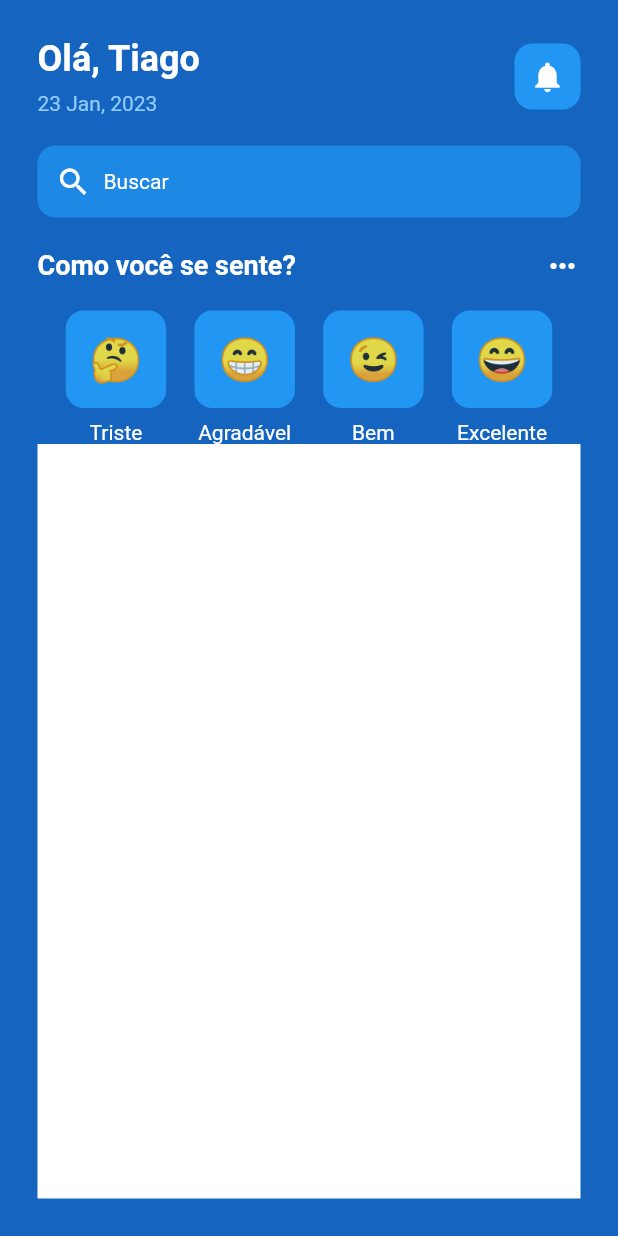
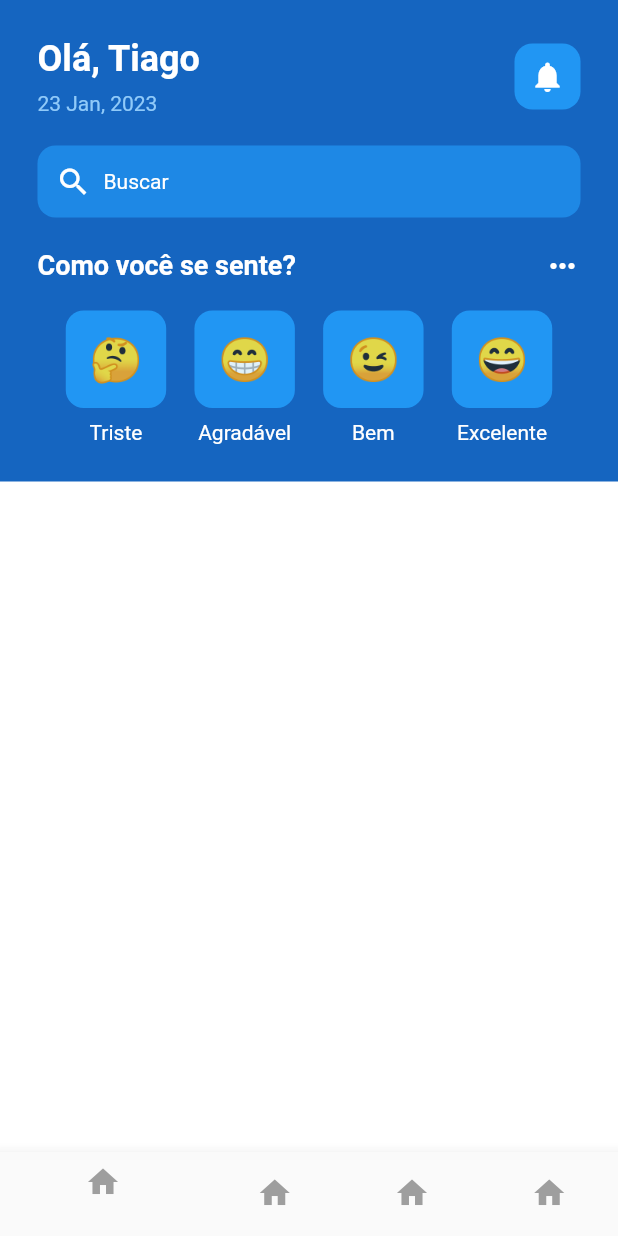
Before and after one commit to tiagoeborsanyi/mental_health_app, a Flutter app: the screen it shows after launch, on a phone screen of 412 x 824 dp. Run offline on Flutter 3.47's test engine with Material 2 defaults, Android fonts, the phone set to English and light mode, and no system bars.

Commit message:
refactor homepage

```diff
--- a/lib/pages/home_page.dart
+++ b/lib/pages/home_page.dart
@@ -13,12 +13,46 @@ class _HomePageState extends State<HomePage> {
   Widget build(BuildContext context) {
     return Scaffold(
       backgroundColor: Colors.blue.shade800,
+      bottomNavigationBar: BottomNavigationBar(
+        items: const [
+          BottomNavigationBarItem(
+            icon: Icon(
+              Icons.home,
+              color: Colors.grey,
+            ),
+            label: '',
+          ),
+          BottomNavigationBarItem(
+            icon: Icon(
+              Icons.home,
+              color: Colors.grey,
+            ),
+            label: '',
+          ),
+          BottomNavigationBarItem(
+            icon: Icon(
+              Icons.home,
+              color: Colors.grey,
+            ),
+            label: '',
+          ),
+          BottomNavigationBarItem(
+            icon: Icon(
+              Icons.home,
+              color: Colors.grey,
+            ),
+            label: '',
+          ),
+        ],
+      ),
       body: SafeArea(
-        child: Padding(
-          padding: const EdgeInsets.all(25.0),
         child: Column(
           children: [
             // header
+            Padding(
+              padding: const EdgeInsets.only(top: 25, left: 25, right: 25),
+              child: Column(
+                children: [
                   Row(
                     mainAxisAlignment: MainAxisAlignment.spaceBetween,
                     children: [
@@ -110,7 +144,11 @@ class _HomePageState extends State<HomePage> {
                       EmoticonFace(emoticonFace: '😄', feel: 'Excelente'),
                     ],
                   ),
-
+                ],
+              ),
+            ),
+            const SizedBox(height: 25),
+            //content
             Expanded(
               child: Container(
                 color: Colors.white,
@@ -119,7 +157,6 @@ class _HomePageState extends State<HomePage> {
           ],
         ),
       ),
-      ),
     );
   }
 }
```
Lines whose indentation alone changed are shown as unchanged.
